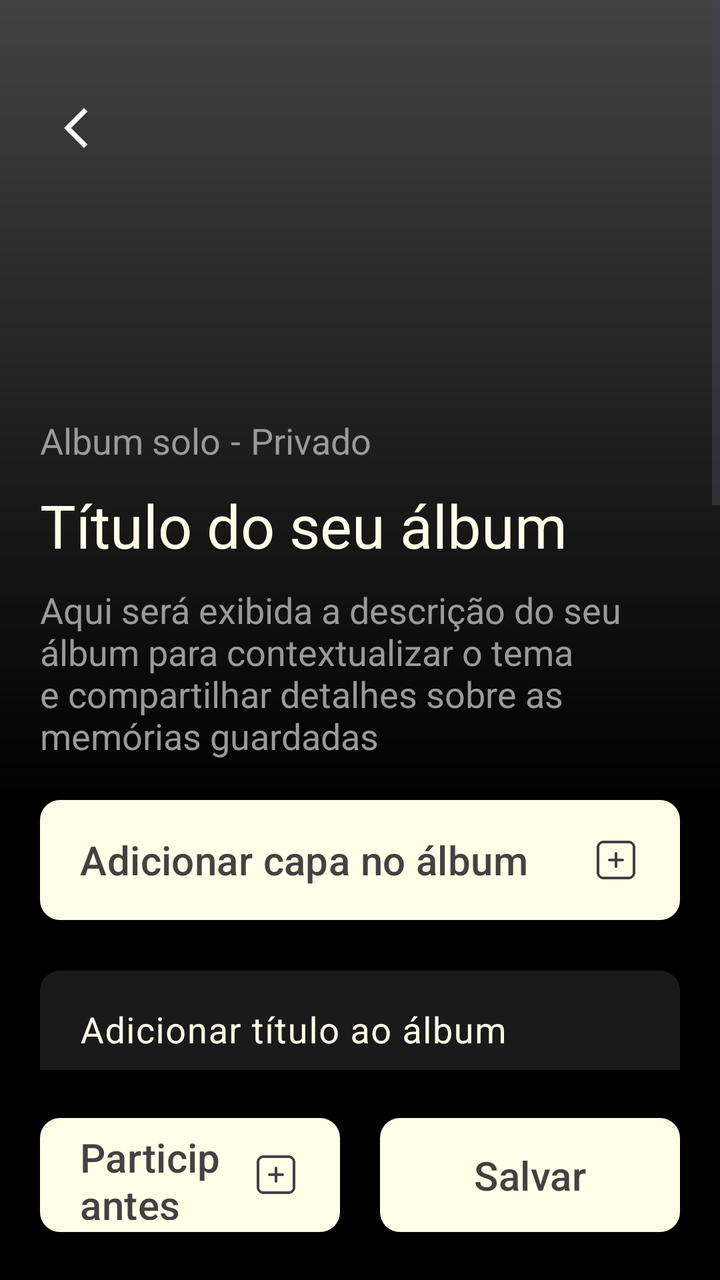
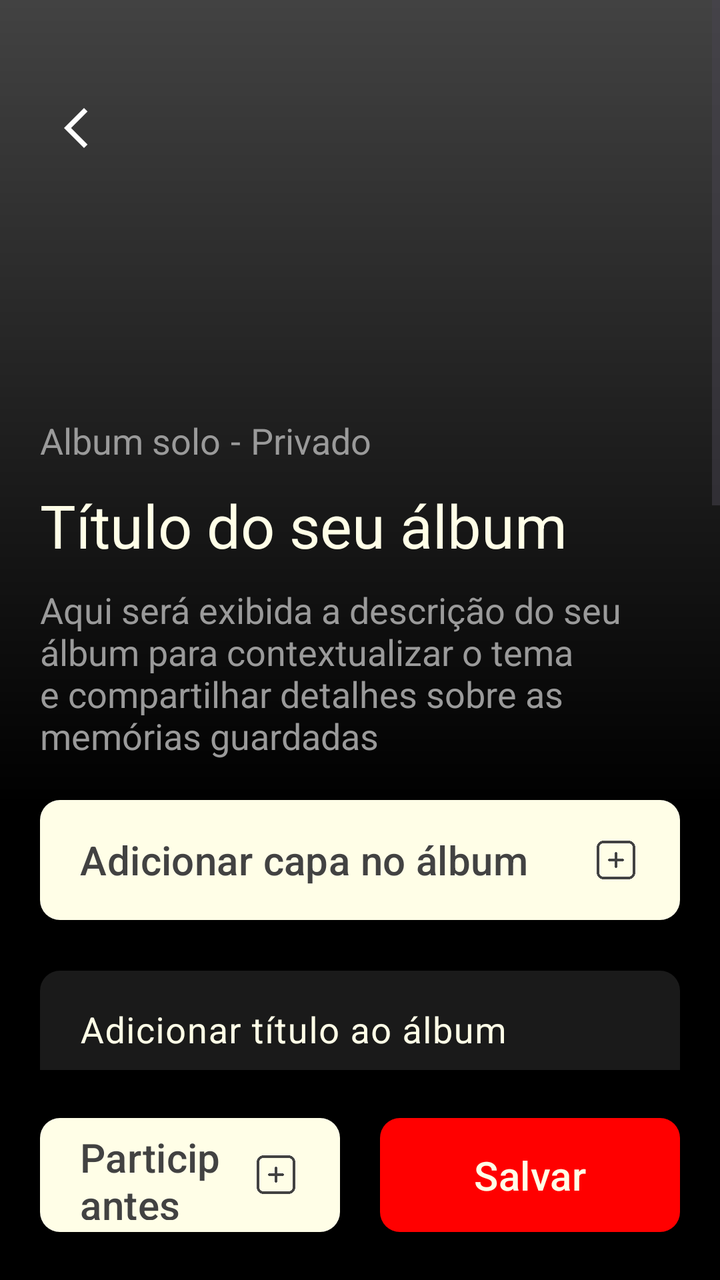

The first picture is an Android layout as it rendered before a commit; the second is the same layout after the commit. The layout source and the unified diff follow.
<!-- AndroidManifest.xml: application theme Theme.Monaly -->
<!-- res/layout/fragment_create_album.xml -->
<?xml version="1.0" encoding="utf-8"?>
<androidx.constraintlayout.widget.ConstraintLayout xmlns:android="http://schemas.android.com/apk/res/android"
    xmlns:app="http://schemas.android.com/apk/res-auto"
    xmlns:tools="http://schemas.android.com/tools"
    android:layout_width="match_parent"
    android:layout_height="match_parent"
    android:background="#000000">

    <com.google.android.material.button.MaterialButton
        android:id="@+id/buttomSaveAlbum"
        android:layout_width="150dp"
        android:layout_height="65dp"
        android:layout_marginEnd="20dp"
        android:layout_marginBottom="20dp"
        android:layout_weight="1"
        android:text="@string/create_album_button_save"
        android:textAllCaps="false"
        android:textColor="@color/gray_dark"
        android:textSize="20sp"
        app:backgroundTint="@color/bage_neutral"
        app:cornerRadius="10dp"
        app:layout_constraintBottom_toBottomOf="parent"
        app:layout_constraintEnd_toEndOf="parent" />

    <com.google.android.material.button.MaterialButton
        android:id="@+id/buttomAddParticipants"
        android:layout_width="0dp"
        android:layout_height="65dp"
        android:layout_marginStart="20dp"
        android:layout_marginEnd="20dp"
        android:layout_marginBottom="20dp"
        android:layout_weight="1"
        android:gravity="start|center_vertical"
        android:paddingStart="20dp"
        android:paddingEnd="20dp"
        android:text="@string/create_album_button_add_participants"
        android:textAllCaps="false"
        android:textColor="@color/gray_dark"
        android:textSize="20sp"
        app:backgroundTint="@color/bage_neutral"
        app:cornerRadius="10dp"
        app:icon="@drawable/ic_add_gray_dark"
        app:iconGravity="end"
        app:iconSize="24dp"
        app:iconTint="@null"
        app:layout_constraintBottom_toBottomOf="parent"
        app:layout_constraintEnd_toStartOf="@+id/buttomSaveAlbum"
        app:layout_constraintStart_toStartOf="parent" />

    <ScrollView
        android:id="@+id/scrollForm"
        android:layout_width="match_parent"
        android:layout_height="0dp"
        android:layout_marginBottom="20dp"
        android:fillViewport="true"
        app:layout_constraintBottom_toTopOf="@+id/buttomAddParticipants"
        app:layout_constraintEnd_toEndOf="parent"
        app:layout_constraintStart_toStartOf="parent"
        app:layout_constraintTop_toTopOf="parent">

        <androidx.constraintlayout.widget.ConstraintLayout
            android:layout_width="match_parent"
            android:layout_height="wrap_content"
            android:paddingBottom="20dp">

            <ImageView
                android:id="@+id/ivCoverPhoto"
                android:layout_width="0dp"
                android:layout_height="400dp"
                android:background="@color/gray_dark"
                android:scaleType="centerCrop"
                app:layout_constraintEnd_toEndOf="parent"
                app:layout_constraintStart_toStartOf="parent"
                app:layout_constraintTop_toTopOf="parent" />

            <ImageView
                android:id="@+id/imageGradientEffect"
                android:layout_width="0dp"
                android:layout_height="0dp"
                app:layout_constraintBottom_toBottomOf="@+id/ivCoverPhoto"
                app:layout_constraintEnd_toEndOf="parent"
                app:layout_constraintHorizontal_bias="0.0"
                app:layout_constraintStart_toStartOf="parent"
                app:layout_constraintTop_toTopOf="parent"
                app:srcCompat="@drawable/bg_gradient_black" />

            <ImageView
                android:id="@+id/btnBack"
                android:layout_width="48dp"
                android:layout_height="48dp"
                android:layout_marginStart="20dp"
                android:layout_marginTop="40dp"
                android:padding="12dp"
                android:src="@drawable/icon_arrow_back_ios"
                app:layout_constraintStart_toStartOf="parent"
                app:layout_constraintTop_toTopOf="parent"
                app:tint="#FFFFFF" />

            <com.google.android.material.button.MaterialButton
                android:id="@+id/buttonAddNewAlbum"
                android:layout_width="0dp"
                android:layout_height="60dp"
                android:layout_marginStart="20dp"
                android:layout_marginEnd="20dp"
                android:background="@drawable/drawable_background_button_gray_dark_10_dp"
                android:gravity="start|center_vertical"
                android:paddingStart="20dp"
                android:paddingEnd="20dp"
                android:text="@string/create_album_button_add_cover"
                android:textAllCaps="false"
                android:textColor="@color/gray_dark"
                android:textSize="20sp"
                app:backgroundTint="@color/bage_neutral"
                app:icon="@drawable/ic_add_gray_dark"
                app:iconGravity="end"
                app:iconSize="24dp"
                app:iconTint="@null"
                app:layout_constraintEnd_toEndOf="parent"
                app:layout_constraintHorizontal_bias="0.0"
                app:layout_constraintStart_toStartOf="parent"
                app:layout_constraintTop_toBottomOf="@+id/ivCoverPhoto" />

            <com.google.android.material.textfield.TextInputLayout
                android:id="@+id/TitleField"
                android:layout_width="match_parent"
                android:layout_height="wrap_content"
                android:layout_marginStart="20dp"
                android:layout_marginTop="20dp"
                android:layout_marginEnd="20dp"
                android:textColorHint="@color/bage_neutral"
                app:counterEnabled="true"
                app:counterMaxLength="50"
                app:counterTextColor="@color/bage_neutral"
                app:hintTextColor="@color/bage_neutral"
                app:layout_constraintEnd_toEndOf="parent"
                app:layout_constraintHorizontal_bias="0.0"
                app:layout_constraintStart_toStartOf="parent"
                app:layout_constraintTop_toBottomOf="@+id/buttonAddNewAlbum">

                <com.google.android.material.textfield.TextInputEditText
                    android:id="@+id/EditTitleField"
                    android:layout_width="match_parent"
                    android:layout_height="60dp"
                    android:background="@drawable/drawable_background_button_gray_deep_10_dp"
                    android:hint="@string/create_album_hint_title"
                    android:imeOptions="actionNext"
                    android:inputType="textMultiLine|textCapSentences"
                    android:maxLength="50"
                    android:maxLines="1"
                    android:paddingStart="20dp"
                    android:paddingEnd="20dp"
                    android:textColor="@color/bage_neutral"
                    android:textSize="18sp" />

            </com.google.android.material.textfield.TextInputLayout>

            <com.google.android.material.textfield.TextInputLayout
                android:id="@+id/DescriptionField"
                android:layout_width="match_parent"
                android:layout_height="wrap_content"
                android:layout_marginStart="20dp"
                android:layout_marginEnd="20dp"
                android:textColorHint="@color/bage_neutral"
                app:counterEnabled="true"
                app:counterMaxLength="350"
                app:counterTextColor="@color/bage_neutral"
                app:hintTextColor="@color/bage_neutral"
                app:layout_constraintEnd_toEndOf="parent"
                app:layout_constraintStart_toStartOf="parent"
                app:layout_constraintTop_toBottomOf="@+id/TitleField">

                <com.google.android.material.textfield.TextInputEditText
                    android:id="@+id/EditDescriptionField"
                    android:layout_width="match_parent"
                    android:layout_height="250dp"
                    android:background="@drawable/drawable_background_button_gray_deep_10_dp"
                    android:gravity="top|start"
                    android:hint="@string/create_album_hint_description"
                    android:maxLength="350"
                    android:paddingStart="20dp"
                    android:paddingEnd="20dp"
                    android:textColor="@color/gray_medium"
                    android:textSize="18sp"
                    android:inputType="textMultiLine|textCapSentences"
                    android:imeOptions="actionDone" />

            </com.google.android.material.textfield.TextInputLayout>

            <androidx.cardview.widget.CardView
                android:id="@+id/cvParticipantsMock"
                android:layout_width="match_parent"
                android:layout_height="wrap_content"
                android:layout_marginStart="20dp"
                android:layout_marginTop="5dp"
                android:layout_marginEnd="20dp"
                app:cardBackgroundColor="#262626"
                app:cardCornerRadius="10dp"
                app:cardElevation="0dp"
                app:layout_constraintEnd_toEndOf="parent"
                app:layout_constraintStart_toStartOf="parent"
                app:layout_constraintTop_toBottomOf="@+id/DescriptionField">

                <LinearLayout
                    android:background="@color/gray_deep"
                    android:layout_width="match_parent"
                    android:layout_height="wrap_content"
                    android:orientation="vertical"
                    android:padding="20dp">

                    <TextView
                        android:layout_width="wrap_content"
                        android:layout_height="wrap_content"
                        android:layout_marginBottom="30dp"
                        android:text="@string/create_album_participants_title"
                        android:textColor="@color/bage_neutral"
                        android:textSize="18sp" />

                    <LinearLayout
                        android:layout_width="match_parent"
                        android:layout_height="wrap_content"
                        android:orientation="horizontal">

                        <ImageView
                            android:layout_width="40dp"
                            android:layout_height="40dp"
                            android:layout_marginEnd="15dp"
                            android:background="@drawable/drawable_background_button_gray_deep_10_dp"
                            android:src="@drawable/ic_profile_bage_neutral" />

                        <ImageView
                            android:layout_width="40dp"
                            android:layout_height="40dp"
                            android:layout_marginEnd="15dp"
                            android:background="@drawable/drawable_background_button_gray_deep_10_dp"
                            android:src="@drawable/ic_profile_bage_neutral" />

                        <TextView
                            android:layout_width="40dp"
                            android:layout_height="40dp"
                            android:background="@drawable/drawable_background_button_gray_deep_10_dp"
                            android:gravity="center"
                            android:text="..."
                            android:textColor="@color/bage_neutral"
                            android:textSize="18sp"
                            android:textStyle="bold" />

                    </LinearLayout>

                </LinearLayout>

            </androidx.cardview.widget.CardView>

            <com.google.android.material.switchmaterial.SwitchMaterial
                android:id="@+id/switchPublic"
                android:layout_width="match_parent"
                android:layout_height="wrap_content"
                android:layout_marginStart="30dp"
                android:layout_marginTop="20dp"
                android:layout_marginEnd="30dp"
                android:text="@string/create_album_switch_public"
                android:textColor="@color/bage_neutral"
                android:textSize="16sp"
                app:layout_constraintEnd_toEndOf="parent"
                app:layout_constraintStart_toStartOf="parent"
                app:layout_constraintTop_toBottomOf="@+id/cvParticipantsMock" />

            <com.google.android.material.switchmaterial.SwitchMaterial
                android:id="@+id/switchDownload"
                android:layout_width="match_parent"
                android:layout_height="wrap_content"
                android:layout_marginStart="30dp"
                android:layout_marginTop="16dp"
                android:layout_marginEnd="30dp"
                android:text="@string/create_album_switch_download"
                android:textColor="@color/bage_neutral"
                android:textSize="16sp"
                app:layout_constraintEnd_toEndOf="parent"
                app:layout_constraintStart_toStartOf="parent"
                app:layout_constraintTop_toBottomOf="@+id/switchPublic" />

            <TextView
                android:id="@+id/textView3"
                android:layout_width="0dp"
                android:layout_height="wrap_content"
                android:layout_marginStart="20dp"
                android:layout_marginEnd="20dp"
                android:layout_marginBottom="20dp"
                android:text="@string/create_album_description_field"
                android:textColor="@color/gray_medium"
                android:textSize="18sp"
                app:layout_constraintBottom_toBottomOf="@+id/ivCoverPhoto"
                app:layout_constraintEnd_toEndOf="parent"
                app:layout_constraintStart_toStartOf="@+id/ivCoverPhoto" />

            <TextView
                android:id="@+id/textView6"
                android:layout_width="wrap_content"
                android:layout_height="wrap_content"
                android:layout_marginStart="20dp"
                android:layout_marginBottom="10dp"
                android:text="@string/create_album_title_field"
                android:textColor="@color/bage_neutral"
                android:textSize="30sp"
                app:layout_constraintBottom_toTopOf="@+id/textView3"
                app:layout_constraintStart_toStartOf="parent" />

            <TextView
                android:id="@+id/textView7"
                android:layout_width="wrap_content"
                android:layout_height="wrap_content"
                android:layout_marginStart="20dp"
                android:layout_marginBottom="10dp"
                android:text="@string/create_album_status_solo_shared"
                android:textColor="@color/gray_medium"
                android:textSize="18sp"
                app:layout_constraintBottom_toTopOf="@+id/textView6"
                app:layout_constraintStart_toStartOf="parent" />

            <TextView
                android:id="@+id/textView8"
                android:layout_width="wrap_content"
                android:layout_height="wrap_content"
                android:layout_marginStart="5dp"
                android:layout_marginBottom="10dp"
                android:text="@string/create_album_space"
                android:textColor="@color/gray_medium"
                android:textSize="18sp"
                app:layout_constraintBottom_toTopOf="@+id/textView6"
                app:layout_constraintStart_toEndOf="@+id/textView7" />

            <TextView
                android:id="@+id/textView9"
                android:layout_width="wrap_content"
                android:layout_height="wrap_content"
                android:layout_marginStart="5dp"
                android:layout_marginBottom="10dp"
                android:text="@string/create_album_status_private_public"
                android:textColor="@color/gray_medium"
                android:textSize="18sp"
                app:layout_constraintBottom_toTopOf="@+id/textView6"
                app:layout_constraintStart_toEndOf="@+id/textView8" />

        </androidx.constraintlayout.widget.ConstraintLayout>

    </ScrollView>

</androidx.constraintlayout.widget.ConstraintLayout>
<!-- resources referenced by this layout -->
<resources>
  <color name="bage_neutral">#fffee7</color>
  <color name="gray_dark">#424242</color>
  <color name="gray_deep">#1A1A1A</color>
  <color name="gray_medium">#9A9A9A</color>
  <!-- drawable bg_gradient_black (drawable) -->
  <?xml version="1.0" encoding="utf-8"?>
  <shape xmlns:android="http://schemas.android.com/apk/res/android"
  
      android:shape="rectangle">
  
      <gradient
  
          android:angle="90"
          android:startColor="@color/black"
          android:endColor="#00000000"
          android:type="linear"/>
  
  </shape>
  <!-- drawable drawable_background_button_gray_dark_10_dp (drawable) -->
  <?xml version="1.0" encoding="utf-8"?>
  <shape xmlns:android="http://schemas.android.com/apk/res/android">
  
      <corners android:radius="10dp"/>
      <solid android:color="@color/gray_dark"/>
  
  </shape>
  <!-- drawable drawable_background_button_gray_deep_10_dp (drawable) -->
  <?xml version="1.0" encoding="utf-8"?>
  <shape xmlns:android="http://schemas.android.com/apk/res/android">
  
      <solid android:color="@color/gray_deep"/>
      <corners android:radius="10dp"/>
  
  </shape>
  <!-- drawable ic_add_gray_dark: png bitmap (drawable, 1667 bytes) -->
  <!-- drawable ic_profile_bage_neutral: png bitmap (drawable, 1723 bytes) -->
  <!-- drawable icon_arrow_back_ios (drawable) -->
  <vector xmlns:android="http://schemas.android.com/apk/res/android" android:autoMirrored="true" android:height="24dp" android:tint="#FFFAC9" android:viewportHeight="960" android:viewportWidth="960" android:width="24dp">
        
      <path android:fillColor="@android:color/white" android:pathData="M400,880L0,480L400,80L471,151L142,480L471,809L400,880Z"/>
      
  </vector>
  <string name="create_album_button_add_cover">Adicionar capa no álbum</string>
  <string name="create_album_button_add_participants">Participantes</string>
  <string name="create_album_button_save">Salvar</string>
  <string name="create_album_description_field">Aqui será exibida a descrição do seu álbum para contextualizar o tema e compartilhar detalhes sobre as memórias guardadas</string>
  <string name="create_album_hint_description">Adicionar descrição ao álbum</string>
  <string name="create_album_hint_title">Adicionar título ao álbum</string>
  <string name="create_album_participants_title">Participantes</string>
  <string name="create_album_space"> - </string>
  <string name="create_album_status_private_public">Privado</string>
  <string name="create_album_status_solo_shared">Album solo</string>
  <string name="create_album_switch_download">Permitir download de mídias</string>
  <string name="create_album_switch_public">Álbum público</string>
  <string name="create_album_title_field">Título do seu álbum</string>
  <style name="Theme.Monaly" parent="Base.Theme.Monaly" />
  <color name="black">#000000</color>
  <style name="Base.Theme.Monaly" parent="Theme.Material3.DayNight.NoActionBar">
  
          <item name="android:navigationBarColor">@color/black</item>
  
      </style>
</resources>

<!-- the commit's change to res/layout/fragment_create_album.xml (unified diff, before → after) -->
@@ -15,9 +15,9 @@
         android:layout_weight="1"
         android:text="@string/create_album_button_save"
         android:textAllCaps="false"
-        android:textColor="@color/gray_dark"
+        android:textColor="@color/bage_neutral"
         android:textSize="20sp"
-        app:backgroundTint="@color/bage_neutral"
+        app:backgroundTint="@color/red"
         app:cornerRadius="10dp"
         app:layout_constraintBottom_toBottomOf="parent"
         app:layout_constraintEnd_toEndOf="parent" />
@@ -179,7 +179,7 @@
                     android:maxLength="350"
                     android:paddingStart="20dp"
                     android:paddingEnd="20dp"
-                    android:textColor="@color/gray_medium"
+                    android:textColor="@color/bage_neutral"
                     android:textSize="18sp"
                     android:inputType="textMultiLine|textCapSentences"
                     android:imeOptions="actionDone" />
<!-- resource entries referenced after the edit -->
@@ -4,6 +4,7 @@
   <color name="gray_dark">#424242</color>
   <color name="gray_deep">#1A1A1A</color>
   <color name="gray_medium">#9A9A9A</color>
+  <color name="red">#FF0000</color>
   <!-- drawable bg_gradient_black (drawable) -->
   <?xml version="1.0" encoding="utf-8"?>
   <shape xmlns:android="http://schemas.android.com/apk/res/android"
